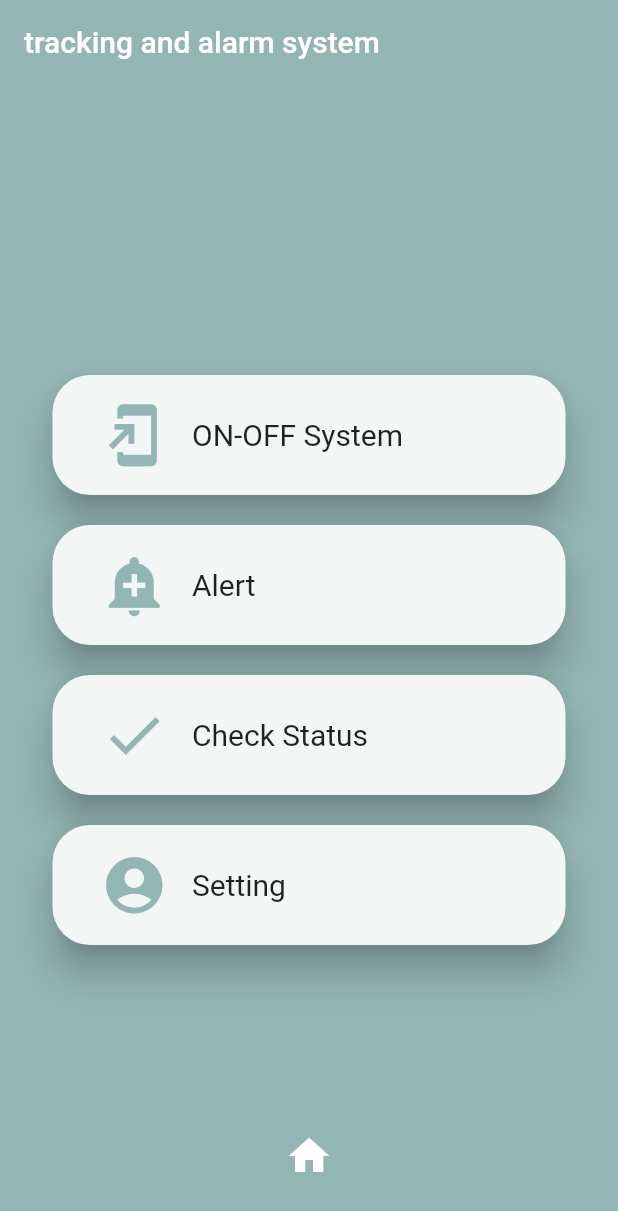
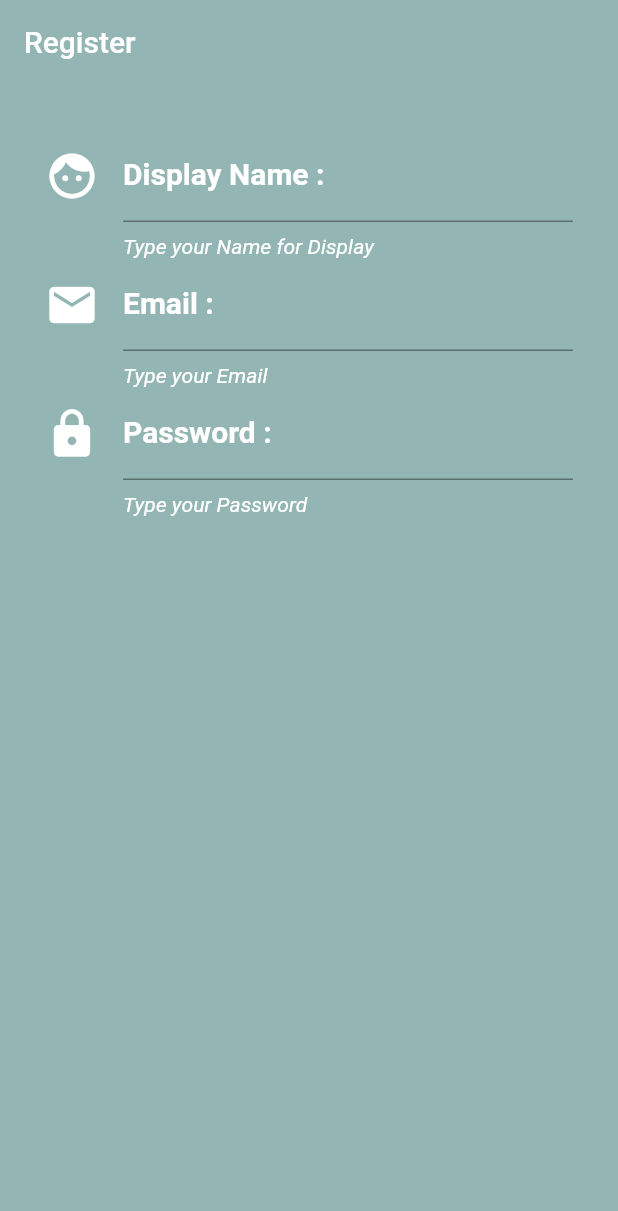
Before and after one commit to napaspong-61015042/CE63-16, a Flutter app: the screen it shows after launch, on a phone screen of 412 x 824 dp. Shown: the top 1211 px of the screen. Run offline on Flutter 3.47's test engine with Material 2 defaults, Android fonts, the phone set to English and light mode, and no system bars.

Commit message:
add register page
เพิ่มหน้า register

```diff
--- a/flutter_app/myapp/lib/screen/main.dart
+++ b/flutter_app/myapp/lib/screen/main.dart
@@ -1,5 +1,6 @@
 import 'package:flutter/material.dart';
 import 'package:myapp/screen/home.dart';
+import 'registerPage.dart';
 
 
 void main() {
@@ -11,7 +12,7 @@ class MyApp extends StatelessWidget {
   @override
   Widget build(BuildContext context) {
     return MaterialApp(
-      home: Home(),
+      home: RegisterPage(),
     );
   }
 }
--- /dev/null
+++ b/flutter_app/myapp/lib/screen/registerPage.dart
@@ -0,0 +1,99 @@
+import 'package:flutter/material.dart';
+import 'color_palette.dart';
+import 'icon_data.dart';
+
+class RegisterPage extends StatefulWidget {
+  @override
+  _RegisterPageState createState() => _RegisterPageState();
+}
+
+Widget nameText() {
+  return TextFormField(
+    decoration: InputDecoration(
+        icon: Icon(
+          Icons.face,
+          color: Colors.white,
+          size: 36.0,
+        ),
+        labelText: 'Display Name : ',
+        labelStyle: TextStyle(
+          color: Colors.white,
+          fontWeight: FontWeight.bold,
+          fontSize: 20.0,
+        ),
+        helperText: 'Type your Name for Display',
+        helperStyle: TextStyle(
+          color: Colors.white,
+          fontSize: 14.0,
+          fontStyle: FontStyle.italic,
+        )),
+  );
+}
+
+Widget emailText() {
+  return TextFormField(
+    decoration: InputDecoration(
+        icon: Icon(
+          Icons.email,
+          color: Colors.white,
+          size: 36.0,
+        ),
+        labelText: 'Email : ',
+        labelStyle: TextStyle(
+          color: Colors.white,
+          fontWeight: FontWeight.bold,
+          fontSize: 20.0,
+        ),
+        helperText: 'Type your Email',
+        helperStyle: TextStyle(
+          color: Colors.white,
+          fontSize: 14.0,
+          fontStyle: FontStyle.italic,
+        )),
+  );
+}
+
+Widget passwordText() {
+  return TextFormField(
+    decoration: InputDecoration(
+        icon: Icon(
+          Icons.lock,
+          color: Colors.white,
+          size: 36.0,
+        ),
+        labelText: 'Password : ',
+        labelStyle: TextStyle(
+          color: Colors.white,
+          fontWeight: FontWeight.bold,
+          fontSize: 20.0,
+        ),
+        helperText: 'Type your Password',
+        helperStyle: TextStyle(
+          color: Colors.white,
+          fontSize: 14.0,
+          fontStyle: FontStyle.italic,
+        )),
+  );
+}
+
+class _RegisterPageState extends State<RegisterPage> {
+  @override
+  Widget build(BuildContext context) {
+    return new Scaffold(
+      backgroundColor: ColorPalette.grey60,
+      appBar: AppBar(
+        backgroundColor: Colors.transparent,
+        elevation: 0.0,
+        title: Text('Register'),
+      ),
+      body: ListView(
+        padding: EdgeInsets.all(30.0),
+        children: <Widget>[
+          nameText(),
+          emailText(),
+          passwordText(),
+        ],
+      ),
+    );
+  }
+}
```
